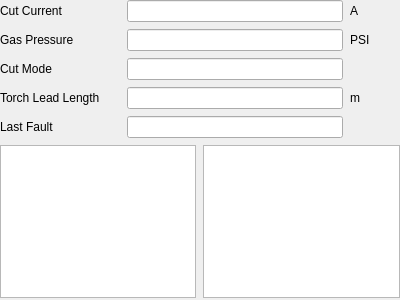
First picture: the form in src/MotionControl/Widgets/monitor/PPSMonitor/hyper/PowermaxMonitorWidget.ui, repository shizhan-shelly/MotionControl, before the edit.
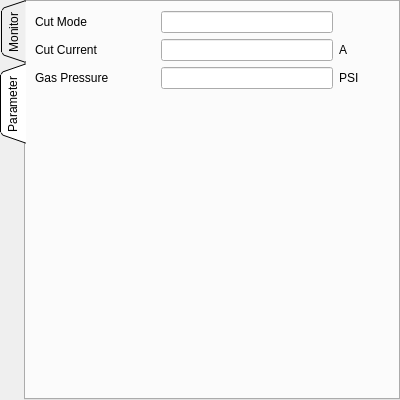
Second picture: the form after the edit. The open tabs and pages were chosen to show the change.

Commit message: Modify Powermax and LH270A monitor widget.

```diff
--- a/src/MotionControl/Widgets/monitor/PPSMonitor/hyper/PowermaxMonitorWidget.ui
+++ b/src/MotionControl/Widgets/monitor/PPSMonitor/hyper/PowermaxMonitorWidget.ui
@@ -7,28 +7,35 @@
     <x>0</x>
     <y>0</y>
     <width>400</width>
-    <height>300</height>
+    <height>400</height>
    </rect>
   </property>
   <property name="windowTitle">
    <string/>
   </property>
-  <layout class="QVBoxLayout" name="verticalLayout">
+  <layout class="QVBoxLayout" name="verticalLayout_2">
    <property name="spacing">
-    <number>7</number>
+    <number>5</number>
    </property>
-   <property name="leftMargin">
+   <property name="margin">
     <number>0</number>
    </property>
-   <property name="topMargin">
-    <number>0</number>
-   </property>
-   <property name="rightMargin">
-    <number>0</number>
-   </property>
-   <property name="bottomMargin">
+   <item>
+    <widget class="QTabWidget" name="tab_">
+     <property name="tabPosition">
+      <enum>QTabWidget::West</enum>
+     </property>
+     <property name="tabShape">
+      <enum>QTabWidget::Triangular</enum>
+     </property>
+     <property name="currentIndex">
     <number>0</number>
    </property>
+     <widget class="QWidget" name="monitor_">
+      <attribute name="title">
+       <string>Monitor</string>
+      </attribute>
+      <layout class="QVBoxLayout" name="verticalLayout">
    <item>
     <layout class="QHBoxLayout" name="horizontalLayout">
      <item>
@@ -238,10 +245,151 @@
      <property name="sizeHint" stdset="0">
       <size>
        <width>20</width>
-       <height>40</height>
+           <height>35</height>
       </size>
      </property>
     </spacer>
+       </item>
+      </layout>
+     </widget>
+     <widget class="QWidget" name="parameter_">
+      <attribute name="title">
+       <string>Parameter</string>
+      </attribute>
+      <layout class="QVBoxLayout" name="verticalLayout_3">
+       <item>
+        <layout class="QHBoxLayout" name="horizontalLayout_7">
+         <item>
+          <widget class="QLabel" name="label_13">
+           <property name="minimumSize">
+            <size>
+             <width>120</width>
+             <height>20</height>
+            </size>
+           </property>
+           <property name="text">
+            <string>Cut Mode</string>
+           </property>
+          </widget>
+         </item>
+         <item>
+          <widget class="QLineEdit" name="cut_mode_set_">
+           <property name="readOnly">
+            <bool>true</bool>
+           </property>
+          </widget>
+         </item>
+         <item>
+          <widget class="QLabel" name="label_14">
+           <property name="minimumSize">
+            <size>
+             <width>50</width>
+             <height>0</height>
+            </size>
+           </property>
+           <property name="text">
+            <string/>
+           </property>
+          </widget>
+         </item>
+        </layout>
+       </item>
+       <item>
+        <layout class="QHBoxLayout" name="horizontalLayout_8">
+         <item>
+          <widget class="QLabel" name="label_11">
+           <property name="minimumSize">
+            <size>
+             <width>120</width>
+             <height>20</height>
+            </size>
+           </property>
+           <property name="text">
+            <string>Cut Current</string>
+           </property>
+          </widget>
+         </item>
+         <item>
+          <widget class="QLineEdit" name="cut_current_set_">
+           <property name="enabled">
+            <bool>true</bool>
+           </property>
+           <property name="readOnly">
+            <bool>false</bool>
+           </property>
+          </widget>
+         </item>
+         <item>
+          <widget class="QLabel" name="label_12">
+           <property name="minimumSize">
+            <size>
+             <width>50</width>
+             <height>0</height>
+            </size>
+           </property>
+           <property name="text">
+            <string>A</string>
+           </property>
+           <property name="alignment">
+            <set>Qt::AlignLeading|Qt::AlignLeft|Qt::AlignVCenter</set>
+           </property>
+          </widget>
+         </item>
+        </layout>
+       </item>
+       <item>
+        <layout class="QHBoxLayout" name="horizontalLayout_9">
+         <item>
+          <widget class="QLabel" name="label_17">
+           <property name="minimumSize">
+            <size>
+             <width>120</width>
+             <height>20</height>
+            </size>
+           </property>
+           <property name="text">
+            <string>Gas Pressure</string>
+           </property>
+          </widget>
+         </item>
+         <item>
+          <widget class="QLineEdit" name="gas_pressure_set_">
+           <property name="readOnly">
+            <bool>true</bool>
+           </property>
+          </widget>
+         </item>
+         <item>
+          <widget class="QLabel" name="label_18">
+           <property name="minimumSize">
+            <size>
+             <width>50</width>
+             <height>0</height>
+            </size>
+           </property>
+           <property name="text">
+            <string>PSI</string>
+           </property>
+          </widget>
+         </item>
+        </layout>
+       </item>
+       <item>
+        <spacer name="verticalSpacer_2">
+         <property name="orientation">
+          <enum>Qt::Vertical</enum>
+         </property>
+         <property name="sizeHint" stdset="0">
+          <size>
+           <width>20</width>
+           <height>285</height>
+          </size>
+         </property>
+        </spacer>
+       </item>
+      </layout>
+     </widget>
+    </widget>
    </item>
   </layout>
  </widget>
```
Left out of the diff: 2 changed lines with no effect on the pictures. Lines whose indentation alone changed are shown as unchanged. The commit also changes 1 other file.
